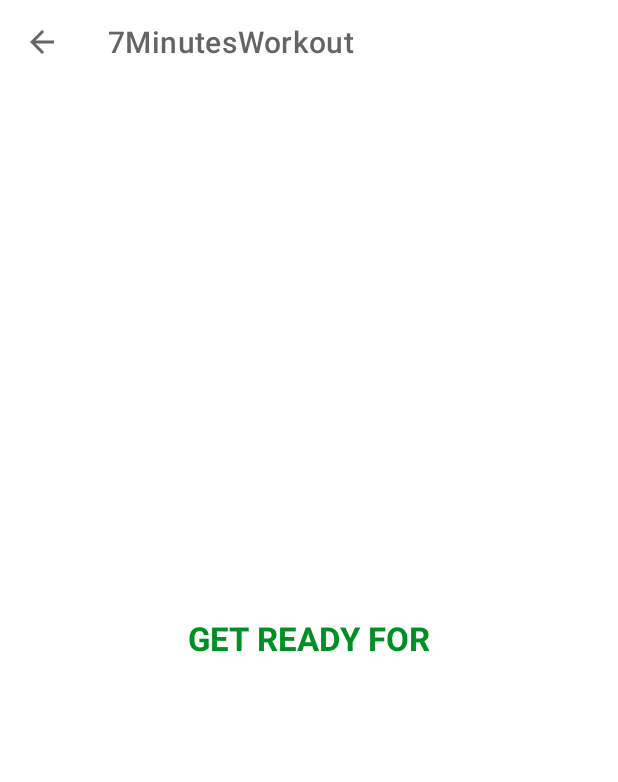
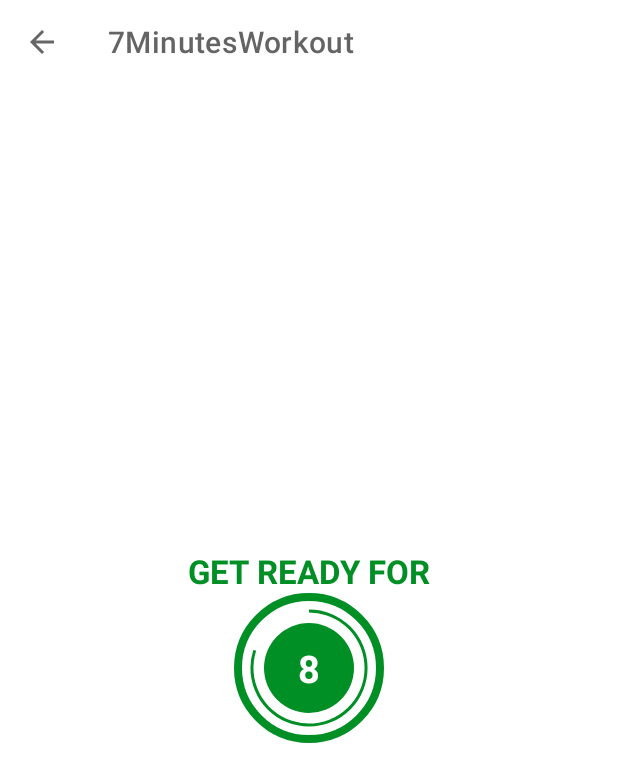
Before and after one commit to giangthao/7MinutesWorkout, an Android app: the ExerciseActivity screen opened directly, with no data from a screen before it, on a phone screen of 412 x 824 dp. Shown: the top 782 px of the screen. Run offline under Robolectric (Android 15) with nearby library versions, the phone set to English and light mode, and no system bars.

```diff
--- a/app/src/main/java/com/example/a7minutesworkout/ExerciseActivity.kt
+++ b/app/src/main/java/com/example/a7minutesworkout/ExerciseActivity.kt
@@ -38,10 +38,15 @@ class ExerciseActivity : AppCompatActivity() {
         binding?.toolbarExcise?.setNavigationOnClickListener {
             onBackPressed()
         }
-        binding?.flProgressBar?.visibility = View.GONE
+        binding?.flRestView?.visibility = View.GONE
         setupRestView()
     }
     private fun setupRestView(){
+        binding?.flRestView?.visibility = View.VISIBLE
+        binding?.tvTitle?.visibility = View.VISIBLE
+        binding?.tvExerciseName?.visibility = View.INVISIBLE
+        binding?.flExerciseView?.visibility = View.INVISIBLE
+        binding?.ivImage?.visibility = View.INVISIBLE
         if(restTimer !=null){
             restTimer?.cancel()
             restProgress =0
@@ -49,13 +54,17 @@ class ExerciseActivity : AppCompatActivity() {
         setRestProgressBar()
     }
     private fun setupExerciseView(){
-        binding?.flProgressBar?.visibility = View.INVISIBLE
-        binding?.tvTitle?.text = "Exercise Name"
+        binding?.flRestView?.visibility = View.INVISIBLE
+        binding?.tvTitle?.visibility = View.INVISIBLE
+        binding?.tvExerciseName?.visibility = View.VISIBLE
         binding?.flExerciseView?.visibility = View.VISIBLE
+        binding?.ivImage?.visibility = View.VISIBLE
         if(exerciseTimer !=null){
             exerciseTimer?.cancel()
             exerciseProgress = 0
         }
+        binding?.ivImage?.setImageResource(exerciseList!![currentExercisePostion].getImage())
+        binding?.tvExerciseName?.text = exerciseList!![currentExercisePostion].getName()
         setExerciseProgressBar()
     }
     private fun setRestProgressBar() {
@@ -71,12 +80,6 @@ class ExerciseActivity : AppCompatActivity() {
             override fun onFinish() {
                 currentExercisePostion++
                 setupExerciseView()
-                Toast.makeText(
-                    this@ExerciseActivity,
-                    "Here now we will start the exercise.",
-                    Toast.LENGTH_LONG
-                ).show()
-                binding?.tvTitle?.text ="Exercise Name"
 
             }
 
@@ -93,6 +96,15 @@ class ExerciseActivity : AppCompatActivity() {
             }
 
             override fun onFinish() {
+                if(currentExercisePostion < exerciseList!!.size -1 ){
+                    setupRestView()
+                } else {
+                    Toast.makeText(
+                        this@ExerciseActivity,
+                        "Congratulations ! You are completed the 7 minutes workout. ",
+                        Toast.LENGTH_LONG
+                    ).show()
+                }
                 setRestProgressBar()
 
             }
--- a/app/src/main/res/layout/activity_exercise.xml
+++ b/app/src/main/res/layout/activity_exercise.xml
@@ -22,12 +22,12 @@
         android:textSize="@dimen/default_text_size_button"
         android:textColor="@color/colorAccent"
         android:textStyle="bold"
-        app:layout_constraintBottom_toTopOf="@id/flProgressBar"
+        app:layout_constraintBottom_toTopOf="@id/flRestView"
         app:layout_constraintEnd_toEndOf="parent"
         app:layout_constraintStart_toStartOf="parent" />
      />
     <FrameLayout
-        android:id="@+id/flProgressBar"
+        android:id="@+id/flRestView"
         android:layout_width="100dp"
         android:layout_height="100dp"
         android:layout_marginTop="10dp"
@@ -68,6 +68,30 @@
         </LinearLayout>
 
     </FrameLayout>
+    <ImageView
+        android:id="@+id/ivImage"
+        android:layout_width="match_parent"
+        android:layout_height="0dp"
+        android:scaleType="fitXY"
+        android:src="@drawable/ic_jumping_jacks"
+        android:visibility="invisible"
+        app:layout_constraintBottom_toTopOf="@id/tvExerciseName"
+        app:layout_constraintTop_toBottomOf="@id/toolbarExcise"/>
+    <TextView
+        android:id="@+id/tvExerciseName"
+        android:layout_width="wrap_content"
+        android:layout_height="wrap_content"
+        android:text="ExerciseName"
+        android:textColor="@color/colorAccent"
+        android:textSize="22sp"
+        android:textStyle="bold"
+        android:visibility="gone"
+        app:layout_constraintEnd_toEndOf="parent"
+        app:layout_constraintStart_toStartOf="parent"
+        app:layout_constraintTop_toBottomOf="@id/ivImage"
+        tools:visibility="visible"/>
+
+
     <FrameLayout
         android:id="@+id/flExerciseView"
         android:layout_width="100dp"
@@ -80,7 +104,7 @@
         app:layout_constraintBottom_toBottomOf="parent"
         app:layout_constraintEnd_toEndOf="parent"
         app:layout_constraintStart_toStartOf="parent"
-        app:layout_constraintTop_toBottomOf="@id/toolbarExcise">
+        app:layout_constraintTop_toBottomOf="@id/tvExerciseName">
 
         <ProgressBar
             android:id="@+id/progressBarExercise"
```
